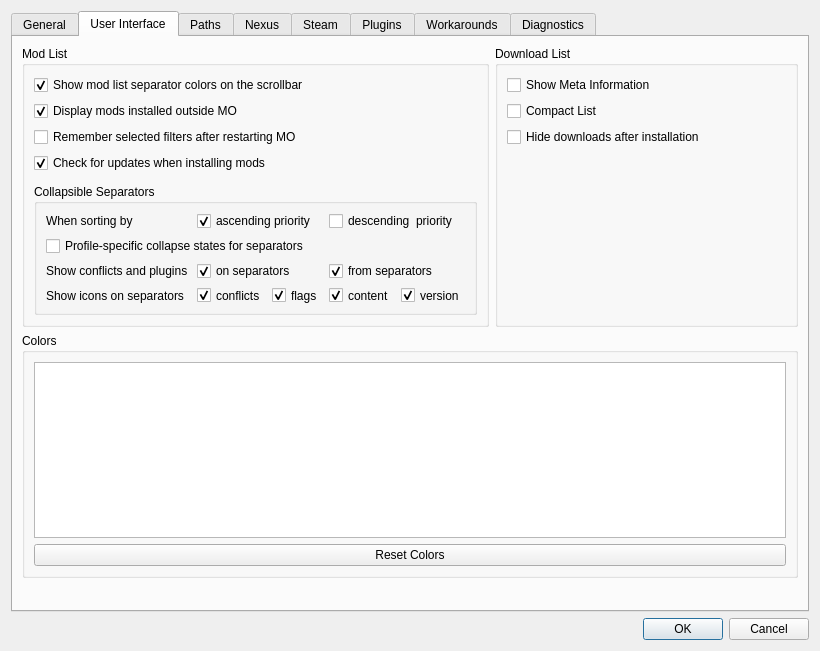
Above: modorganizer/src/settingsdialog.ui from Holt59/mo2-merge before the change. Below: the same form after it.
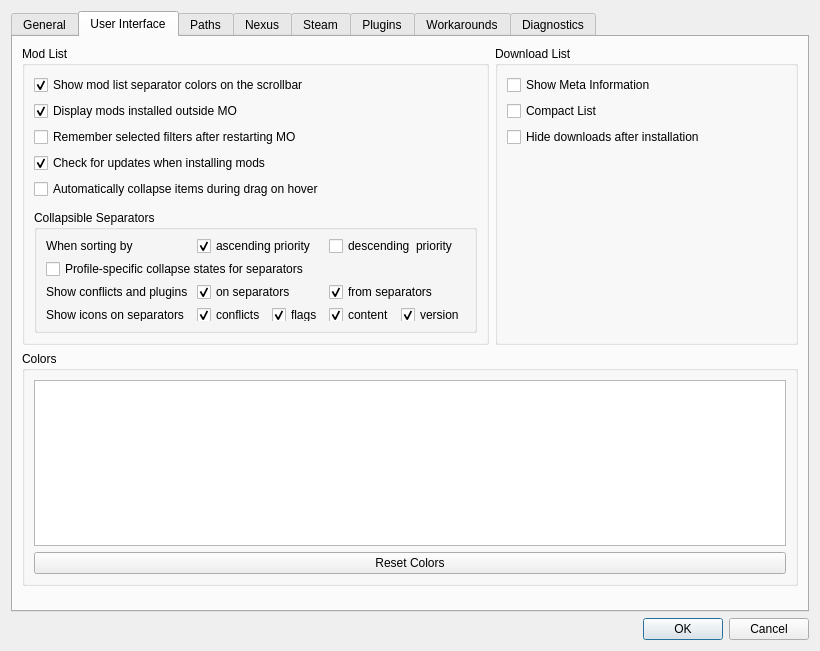
That is the form after the change. The open tabs and pages were chosen to show the change. Icons and pictures are not drawn. Custom widgets are drawn as their Qt base class.

Commit message: [modorganizer] Add option to enable auto-collapse on hover after delay.

Patch:
```diff
--- a/modorganizer/src/settingsdialog.ui
+++ b/modorganizer/src/settingsdialog.ui
@@ -297,6 +297,19 @@
               </property>
              </widget>
             </item>
+            <item>
+             <widget class="QCheckBox" name="autoCollapseDelayBox">
+              <property name="toolTip">
+               <string>Automatically collapse separators, categories or nexus ids after a delay when hovering them during drag.</string>
+              </property>
+              <property name="whatsThis">
+               <string>Automatically collapse separators, categories or nexus ids after a delay when hovering them during drag.</string>
+              </property>
+              <property name="text">
+               <string>Automatically collapse items during drag on hover</string>
+              </property>
+             </widget>
+            </item>
             <item>
              <spacer name="verticalSpacer_9">
               <property name="orientation">
@@ -368,19 +381,6 @@
                       </property>
                      </widget>
                     </item>
-                    <item row="1" column="0" colspan="3">
-                     <widget class="QCheckBox" name="collapsibleSeparatorsPerProfileBox">
-                      <property name="toolTip">
-                       <string>Do not share the collapse/expanded state of separators between profiles.</string>
-                      </property>
-                      <property name="whatsThis">
-                       <string>Do not share the collapse/expanded state of separators between profiles.</string>
-                      </property>
-                      <property name="text">
-                       <string>Profile-specific collapse states for separators</string>
-                      </property>
-                     </widget>
-                    </item>
                     <item row="3" column="2">
                      <widget class="QCheckBox" name="collapsibleSeparatorsIconsFlagsBox">
                       <property name="text">
@@ -477,6 +477,19 @@
                       </property>
                      </widget>
                     </item>
+                    <item row="1" column="0" colspan="5">
+                     <widget class="QCheckBox" name="collapsibleSeparatorsPerProfileBox">
+                      <property name="toolTip">
+                       <string>Do not share the collapse/expanded state of separators between profiles.</string>
+                      </property>
+                      <property name="whatsThis">
+                       <string>Do not share the collapse/expanded state of separators between profiles.</string>
+                      </property>
+                      <property name="text">
+                       <string>Profile-specific collapse states for separators</string>
+                      </property>
+                     </widget>
+                    </item>
                    </layout>
                   </item>
                  </layout>
```
The commit also changes 4 other files.
